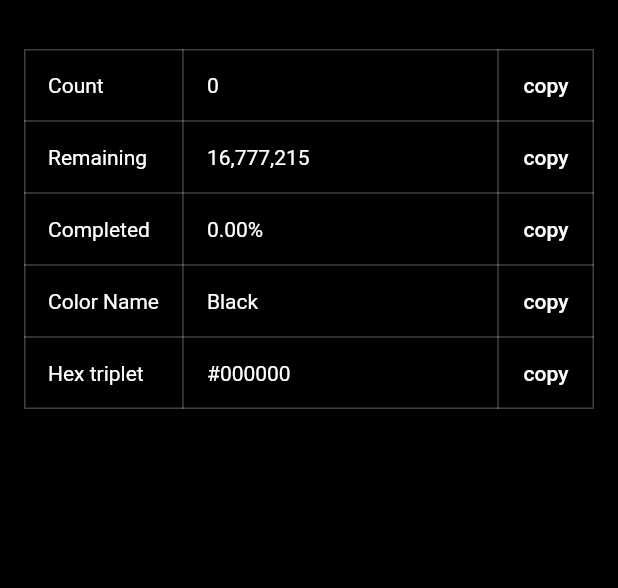
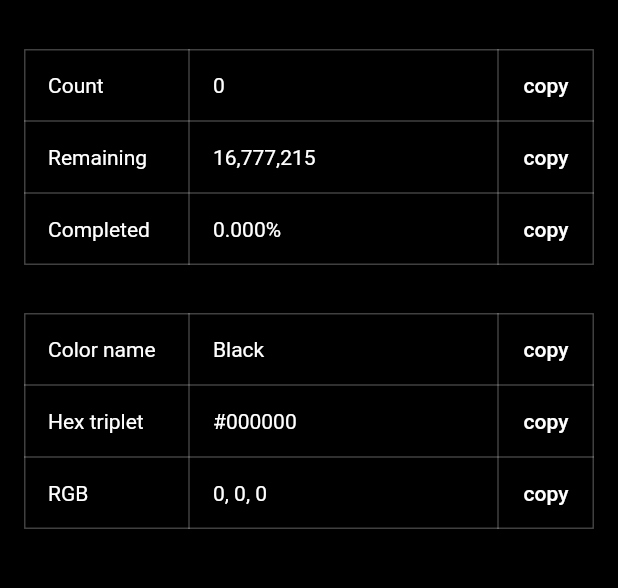
Before and after one commit to anaurelian/sixteen_million_taps, a Flutter app: the InfoScreen screen opened directly with empty values, on a phone screen of 412 x 824 dp, the part 59-647 px from its top. Run offline on Flutter 3.47's test engine with Material 2 defaults, Android fonts, the phone set to English and light mode, and no system bars; our stand-ins replace shared_preferences; accounts and stored records are empty.

Commit message:
Improve info screen

```diff
--- a/lib/common/ui_strings.dart
+++ b/lib/common/ui_strings.dart
@@ -30,8 +30,9 @@ class UIStrings {
   static const String infoCount = 'Count';
   static const String infoRemaining = 'Remaining';
   static const String infoCompleted = 'Completed';
-  static const String infoColorName = 'Color Name';
+  static const String infoColorName = 'Color name';
   static const String infoColorHex = 'Hex triplet';
+  static const String infoColorRGB = 'RGB';
 
   static const String infoCopy = 'copy';
 
--- a/lib/screens/info_screen.dart
+++ b/lib/screens/info_screen.dart
@@ -60,46 +60,37 @@ class InfoScreen extends StatelessWidget {
         padding: const EdgeInsets.all(16.0),
         child: DefaultTextStyle(
           style: Theme.of(context).textTheme.bodyText2!.copyWith(color: colorIndex.contrastColor),
-          child: Table(
-            border: TableBorder.all(color: colorIndex.contrastColor.withOpacity(0.25)),
-            defaultVerticalAlignment: TableCellVerticalAlignment.middle,
-            columnWidths: const <int, TableColumnWidth>{
-              0: IntrinsicColumnWidth(),
-              1: FlexColumnWidth(2),
-              2: IntrinsicColumnWidth(),
-            },
+          child: Column(
             children: [
-              _buildInfo(
-                context,
+              _buildInfoTable(context, [
+                [
                   UIStrings.infoCount,
                   Utils.toDecimalString(context, colorIndex.index),
-              ),
-              _buildInfo(
-                context,
+                ],
+                [
                   UIStrings.infoRemaining,
                   Utils.toDecimalString(context, AppConst.maxCount - colorIndex.index),
-              ),
-              _buildInfo(
-                context,
+                ],
+                [
                   UIStrings.infoCompleted,
                   Utils.toPercentageString(colorIndex.index, AppConst.maxCount),
-              ),
-              _buildInfo(context, UIStrings.infoColorName, colorIndex.colorName ?? 'n/a'),
-              _buildInfo(context, UIStrings.infoColorHex, ColorUtils.toHexString(color)),
-              // _buildInfo(context, UIStrings.infoRGB, ColorUtils.toRGBString(color)),
-              // _buildInfo(context, UIStrings.infoHSV, ColorUtils.toHSVString(color)),
-              // _buildInfo(context, UIStrings.infoHSL, ColorUtils.toHSLString(color)),
-              // _buildInfo(context, UIStrings.infoDecimal, '${color.withAlpha(0).value}'),
-              // _buildInfo(
-              //   context,
-              //   UIStrings.infoLuminance,
-              //   color.computeLuminance().toStringAsFixed(5),
-              // ),
-              // _buildInfo(
-              //   context,
-              //   UIStrings.infoBrightness,
-              //   describeEnum(ThemeData.estimateBrightnessForColor(color)),
-              // ),
+                ],
+              ]),
+              const SizedBox(height: 32.0),
+              _buildInfoTable(context, [
+                [
+                  UIStrings.infoColorName,
+                  colorIndex.colorName ?? 'n/a',
+                ],
+                [
+                  UIStrings.infoColorHex,
+                  ColorUtils.toHexString(color),
+                ],
+                [
+                  UIStrings.infoColorRGB,
+                  ColorUtils.toRGBString(color),
+                ],
+              ]),
             ],
           ),
         ),
@@ -107,8 +98,23 @@ class InfoScreen extends StatelessWidget {
     );
   }
 
+  Table _buildInfoTable(BuildContext context, List<List<String>> infos) {
+    return Table(
+      border: TableBorder.all(color: colorIndex.contrastColor.withOpacity(0.25)),
+      defaultVerticalAlignment: TableCellVerticalAlignment.middle,
+      columnWidths: const <int, TableColumnWidth>{
+        0: FixedColumnWidth(110.0),
+        1: FlexColumnWidth(2.0),
+        2: IntrinsicColumnWidth(),
+      },
+      children: [
+        for (List row in infos) _buildInfoRow(context, row[0], row[1]),
+      ],
+    );
+  }
+
   /// Builds a color information table row, with the specified key and value, and a copy button.
-  TableRow _buildInfo(BuildContext context, String key, String value) {
+  TableRow _buildInfoRow(BuildContext context, String key, String value) {
     return TableRow(
       children: [
         Padding(
--- a/lib/utils/color_utils.dart
+++ b/lib/utils/color_utils.dart
@@ -19,4 +19,6 @@ class ColorUtils {
   static String toHexString(Color color) =>
       '#${(color.value & 0xFFFFFF).toRadixString(16).padLeft(6, '0').toUpperCase()}';
 
+  /// Returns the RGB string representation of a [Color].
+  static String toRGBString(Color color) => '${color.red}, ${color.green}, ${color.blue}';
 }
--- a/lib/utils/utils.dart
+++ b/lib/utils/utils.dart
@@ -17,7 +17,7 @@ class Utils {
   }
 
   static String toPercentageString(int actual, int available) {
-    return ((actual / available) * 100).toStringAsFixed(2) + '%';
+    return ((actual / available) * 100).toStringAsFixed(3) + '%';
   }
 
   /// Shows a default [SnackBar] with the specified text, after hiding any previous snackbars.
```
Also changed, not shown: lib/screens/home_screen.dart (+16 -10 lines), lib/widgets/color_counter_display.dart (+7 -1 lines). Lines whose indentation alone changed are shown as unchanged.
